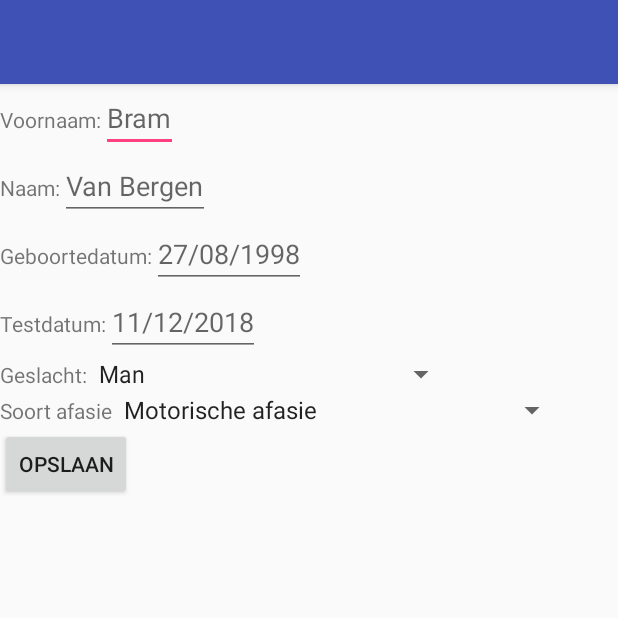
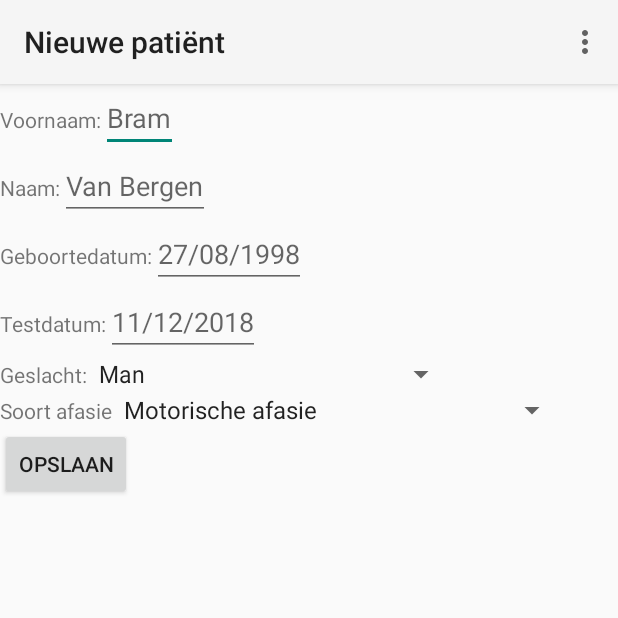
Before and after one commit to BramVanBergen/LogopedieProject2, an Android app: the screen it shows after launch (MainActivity), on a phone screen of 412 x 824 dp, the top half of it. Run offline under Robolectric (Android 15) with nearby library versions, the phone set to English and light mode, and no system bars.

Commit message:
menu toegevoegd

```diff
--- a/app/src/main/AndroidManifest.xml
+++ b/app/src/main/AndroidManifest.xml
@@ -22,6 +22,10 @@
         <activity
             android:name=".Activities.MondelingActivity"
             android:label="@string/title_activity_mondeling"
+            android:theme="@style/AppTheme.NoActionBar" />
+        <activity
+            android:name=".Activities.SchriftelijkAcitivty"
+            android:label="@string/title_activity_schriftelijk_acitivty"
             android:theme="@style/AppTheme.NoActionBar"></activity>
     </application>
 
--- a/app/src/main/res/values/styles.xml
+++ b/app/src/main/java/be/thomasmore/logopedieproject2/Activities/SchriftelijkAcitivty.java
@@ -1,20 +1,32 @@
-<resources>
+package be.thomasmore.logopedieproject2.Activities;
 
-    <!-- Base application theme. -->
-    <style name="AppTheme" parent="Theme.AppCompat.DayNight.DarkActionBar">
-        <!-- Customize your theme here. -->
-        <item name="colorPrimary">@color/colorPrimary</item>
-        <item name="colorPrimaryDark">@color/colorPrimaryDark</item>
-        <item name="colorAccent">@color/colorAccent</item>
-        <item name="coordinatorLayoutStyle">@style/Widget.Support.CoordinatorLayout</item>
-    </style>
+import android.os.Bundle;
+import android.support.design.widget.FloatingActionButton;
+import android.support.design.widget.Snackbar;
+import android.support.v7.app.AppCompatActivity;
+import android.support.v7.widget.Toolbar;
+import android.view.View;
 
-    <style name="AppTheme.NoActionBar">
-        <item name="windowActionBar">false</item>
-        <item name="windowNoTitle">true</item>
-    </style>
+import be.thomasmore.logopedieproject2.MenuActivity;
+import be.thomasmore.logopedieproject2.R;
 
-    <style name="AppTheme.AppBarOverlay" parent="ThemeOverlay.AppCompat.Dark.ActionBar" />
+public class SchriftelijkAcitivty extends MenuActivity {
 
-    <style name="AppTheme.PopupOverlay" parent="ThemeOverlay.AppCompat.Light" />
-</resources>
+    @Override
+    protected void onCreate(Bundle savedInstanceState) {
+        super.onCreate(savedInstanceState);
+        setContentView(R.layout.activity_schriftelijk_acitivty);
+        Toolbar toolbar = (Toolbar) findViewById(R.id.toolbar);
+        setSupportActionBar(toolbar);
+
+        FloatingActionButton fab = (FloatingActionButton) findViewById(R.id.fab);
+        fab.setOnClickListener(new View.OnClickListener() {
+            @Override
+            public void onClick(View view) {
+                Snackbar.make(view, "Replace with your own action", Snackbar.LENGTH_LONG)
+                        .setAction("Action", null).show();
+            }
+        });
+    }
+
+}
--- a/app/src/main/java/be/thomasmore/logopedieproject2/MainActivity.java
+++ b/app/src/main/java/be/thomasmore/logopedieproject2/MainActivity.java
@@ -1,8 +1,10 @@
 package be.thomasmore.logopedieproject2;
 
 import android.app.DatePickerDialog;
+import android.content.Intent;
 import android.os.Bundle;
 import android.support.v7.app.AppCompatActivity;
+import android.support.v7.widget.Toolbar;
 import android.text.InputType;
 import android.view.View;
 import android.view.Menu;
@@ -20,13 +22,15 @@ import java.util.Arrays;
 import java.util.Calendar;
 import java.util.List;
 
+import be.thomasmore.logopedieproject2.Activities.MondelingActivity;
+import be.thomasmore.logopedieproject2.Activities.SchriftelijkAcitivty;
 import be.thomasmore.logopedieproject2.DataService.PatientDataService;
 import be.thomasmore.logopedieproject2.DataService.ScoreDataService;
 import be.thomasmore.logopedieproject2.DataService.SoortAfasieDataService;
 import be.thomasmore.logopedieproject2.Models.SoortAfasie;
 
 
-public class MainActivity extends AppCompatActivity {
+public class MainActivity extends MenuActivity {
     Calendar calendar = Calendar.getInstance();
     private SoortAfasieDataService dbAfasie;
     private int year = calendar.get(Calendar.YEAR), month = calendar.get(Calendar.MONTH), day = calendar.get(Calendar.DATE);
@@ -37,7 +41,9 @@ public class MainActivity extends AppCompatActivity {
     protected void onCreate(Bundle savedInstanceState) {
         super.onCreate(savedInstanceState);
         setContentView(R.layout.activity_main);
-
+        Toolbar toolbar = (Toolbar) findViewById(R.id.toolbar);
+        setSupportActionBar(toolbar);
+        getSupportActionBar().setTitle("Nieuwe patiënt");
 
 
         //DATEPICKER GEBOORTEDATUM + SET CHRONOLOGISCHE LEEFTIJD
@@ -165,25 +171,4 @@ public class MainActivity extends AppCompatActivity {
         }
     };
 
-    @Override
-    public boolean onCreateOptionsMenu(Menu menu) {
-        // Inflate the menu; this adds items to the action bar if it is present.
-        getMenuInflater().inflate(R.menu.menu_main, menu);
-        return true;
-    }
-
-    @Override
-    public boolean onOptionsItemSelected(MenuItem item) {
-        // Handle action bar item clicks here. The action bar will
-        // automatically handle clicks on the Home/Up button, so long
-        // as you specify a parent activity in AndroidManifest.xml.
-        int id = item.getItemId();
-
-        //noinspection SimplifiableIfStatement
-        if (id == R.id.action_settings) {
-            return true;
-        }
-
-        return super.onOptionsItemSelected(item);
-    }
 }
--- a/app/src/main/res/menu/menu_main.xml
+++ b/app/src/main/res/menu/menu_main.xml
@@ -3,8 +3,18 @@
     xmlns:tools="http://schemas.android.com/tools"
     tools:context="be.thomasmore.logopedieproject2.MainActivity">
     <item
-        android:id="@+id/action_settings"
+        android:id="@+id/activity_mondeling"
         android:orderInCategory="100"
-        android:title="@string/action_settings"
+        android:title="@string/title_activity_mondeling"
+        app:showAsAction="never" />
+    <item
+        android:id="@+id/activity_schriftelijk"
+        android:orderInCategory="100"
+        android:title="@string/title_activity_schriftelijk"
+        app:showAsAction="never" />
+    <item
+        android:id="@+id/activity_nieuwe_patient"
+        android:orderInCategory="100"
+        android:title="@string/title_activity_nieuwe_patient"
         app:showAsAction="never" />
 </menu>
--- a/app/src/main/res/values/strings.xml
+++ b/app/src/main/res/values/strings.xml
@@ -1,6 +1,8 @@
 <resources>
     <string name="app_name">LogopedieProject2</string>
-    <string name="action_settings">Settings</string>
+    <string name="title_activity_mondeling">Mondelinge oefening</string>
+    <string name="title_activity_schriftelijk">Schriftelijke oefening</string>
+    <string name="title_activity_nieuwe_patient">Nieuwe patiënt</string>
 
     <!-- Voornaam -->
     <string name="Voornaamlabel">Voornaam: </string>
@@ -44,5 +46,5 @@
 
     <!-- Submit -->
     <string name="ButtonSubmit">Opslaan</string>
-    <string name="title_activity_mondeling">MondelingActivity</string>
+    <string name="title_activity_schriftelijk_acitivty">SchriftelijkAcitivty</string>
 </resources>
```
Also changed, not shown: app/src/main/java/be/thomasmore/logopedieproject2/MenuActivity.java (added, +56 -0 lines), app/src/main/res/layout/activity_schriftelijk_acitivty.xml (added, +33 -0 lines), app/src/main/res/layout/content_schriftelijk_acitivty.xml (added, +11 -0 lines).
